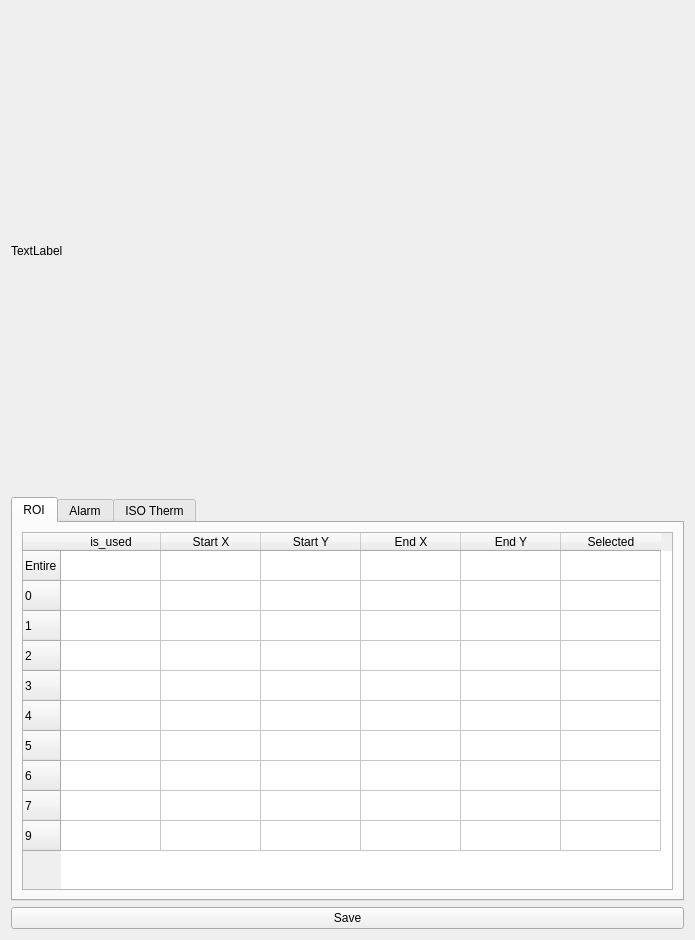
First picture: the form in ROI/roi.ui, repository sue9010/IPCamera, before the edit.
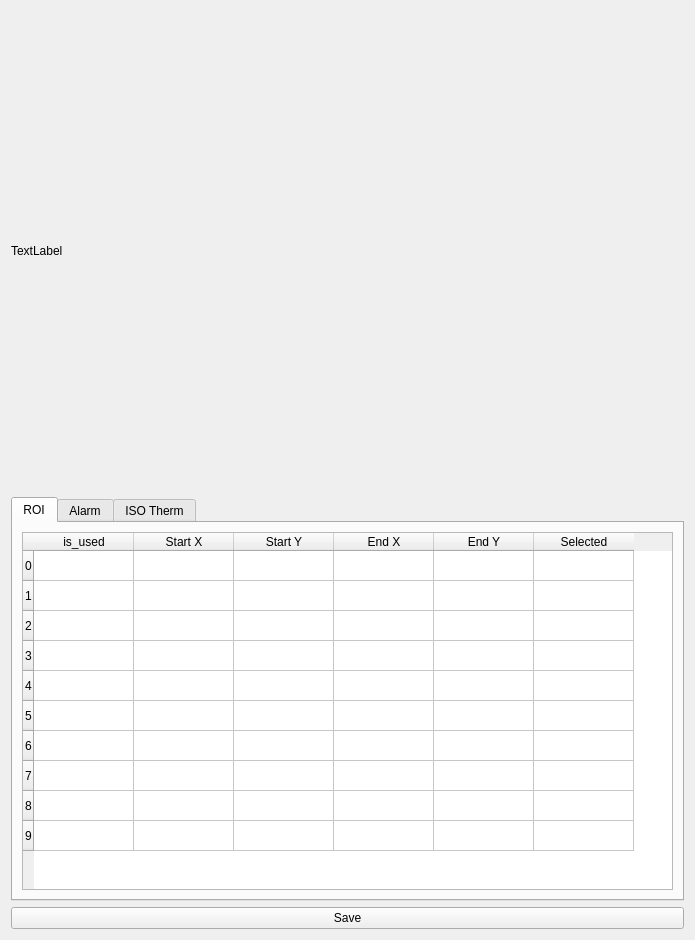
Second picture: the form after the edit. Custom widgets are drawn as their Qt base class.

```diff
--- a/ROI/roi.ui
+++ b/ROI/roi.ui
@@ -51,11 +51,6 @@
            <verstretch>0</verstretch>
           </sizepolicy>
          </property>
-         <row>
-          <property name="text">
-           <string>Entire</string>
-          </property>
-         </row>
          <row>
           <property name="text">
            <string>0</string>
@@ -96,6 +91,11 @@
            <string>7</string>
           </property>
          </row>
+         <row>
+          <property name="text">
+           <string>8</string>
+          </property>
+         </row>
          <row>
           <property name="text">
            <string>9</string>
```
